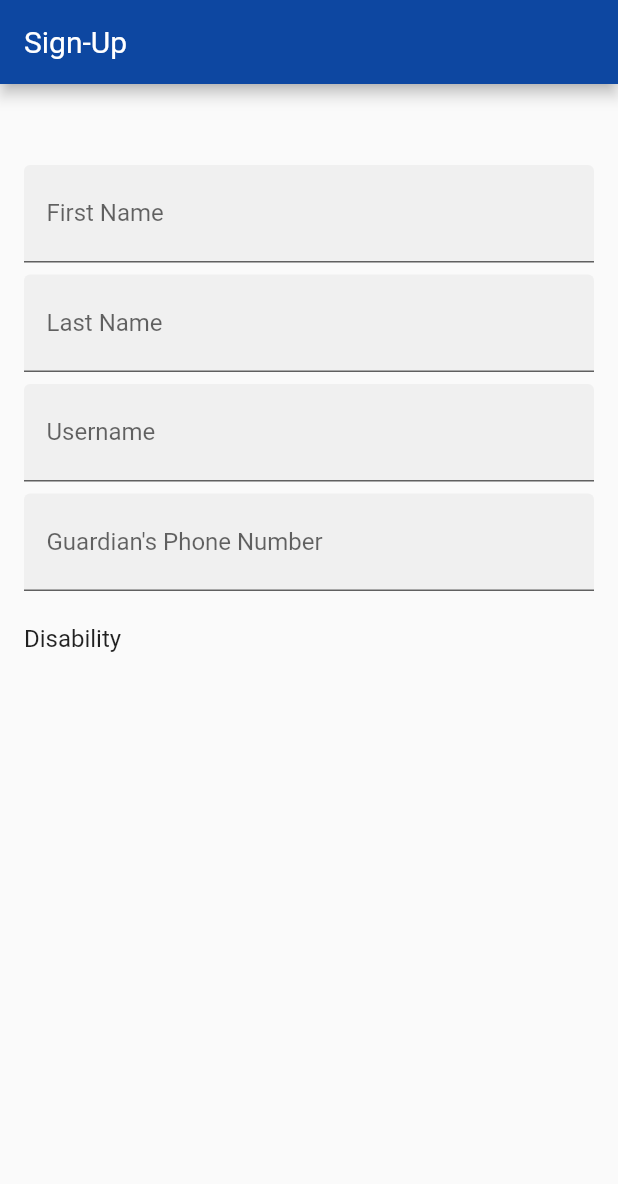
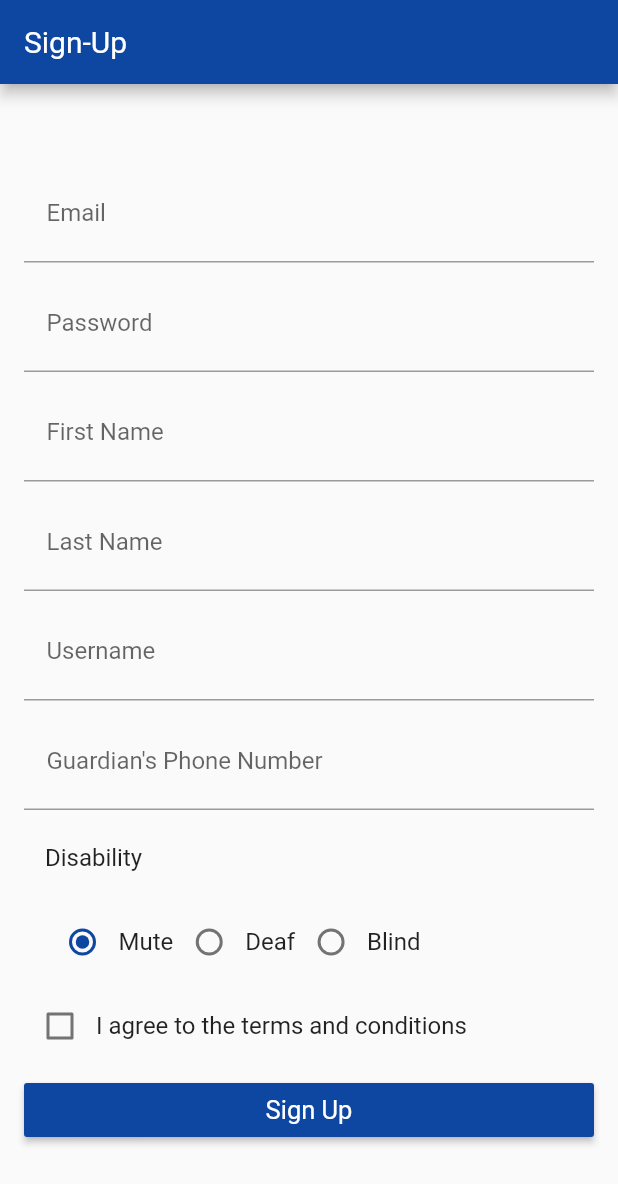
Before and after one commit to PrabhaniN/ABiGo, a Flutter app: the screen it shows after launch, on a phone screen of 412 x 824 dp. Shown: the top 1184 px of the screen. Run offline on Flutter 3.47's test engine with Material 2 defaults, Android fonts, the phone set to English and light mode, and no system bars; our stand-ins replace cloud_firestore; missing offline and left inert: country_pickers; accounts and stored records are empty.

Commit message:
Updated sign up form

```diff
--- a/mobile_app/lib/signup.dart
+++ b/mobile_app/lib/signup.dart
@@ -1,6 +1,7 @@
 import 'package:flutter/material.dart';
+import 'package:country_pickers/country_pickers.dart';
 import 'package:cloud_firestore/cloud_firestore.dart';
-import 'home.dart';
+import 'chatPage.dart';
 
 class SignupPage extends StatefulWidget {
   @override
@@ -8,14 +9,36 @@ class SignupPage extends StatefulWidget {
 }
 
 class _SignupPageState extends State<SignupPage> {
-  final _firstnameController =TextEditingController();
-  final _lastnameController =TextEditingController();
-  final _usernameController =TextEditingController();
-  final _phonenumberController =TextEditingController();
+  final _emailController = TextEditingController();
+  final _passwordController = TextEditingController();
+  final _firstnameController = TextEditingController();
+  final _lastnameController = TextEditingController();
+  final _usernameController = TextEditingController();
+  final _phonenumberController = TextEditingController();
   final _formKey = GlobalKey<FormState>();
   bool isCheckedDeaf = false;
   bool isCheckedbBlind = false;
   bool isCheckedMute = false;
+  bool agreed = false;
+  String radioValue = 'Mute';
+
+  void handleRadioValueChanged(String value) {
+    setState(() {
+      radioValue = value;
+    });
+  }
+
+  // Widget _buildDropdownItem(Country country) => Container(
+  // child: Row(
+  // children: <Widget>[
+  // CountryPickerUtils.getDefaultFlagImage(country),
+  // SizedBox(
+  // width: 8.0,
+  // ),
+  // Text("+${country.phoneCode}(${country.isoCode})"),
+  // ],
+  // ),
+  // );
 
   @override
   Widget build(BuildContext context) {
@@ -33,15 +56,48 @@ class _SignupPageState extends State<SignupPage> {
             children: <Widget>[
               ListTile(
                 title: TextFormField(
+                  cursorColor: Colors.blue[900],
+                  controller: _emailController,
+                  validator: (value) {
+                    if (value.isEmpty) {
+                      return 'Field cannot be empty';
+                    }
+                  },
+                  decoration: InputDecoration(
+                    hintText: 'Enter your email',
+                    labelText: 'Email',
+                    contentPadding: EdgeInsets.all(15.0),
+                  ),
+                ),
+              ),
+              ListTile(
+                title: TextFormField(
+                  cursorColor: Colors.blue[900],
+                  controller: _passwordController,
+                  validator: (value) {
+                    if (value.isEmpty) {
+                      return 'Field cannot be empty';
+                    }
+                  },
+                  decoration: InputDecoration(
+                    hintText: 'Enter a password',
+                    labelText: 'Password',
+                    contentPadding: EdgeInsets.all(15.0),
+                  ),
+                  obscureText: true,
+                ),
+              ),
+              ListTile(
+                title: TextFormField(
+                  cursorColor: Colors.blue[900],
                   controller: _firstnameController,
-                  validator: (value){
-                    if(value.isEmpty){
+                  validator: (value) {
+                    if (value.isEmpty) {
                       return 'Field cannot be empty';
                     }
                   },
                   decoration: InputDecoration(
                     hintText: 'Enter your first name',
-                    filled: true,
                     labelText: 'First Name',
                     contentPadding: EdgeInsets.all(15.0),
                   ),
@@ -49,15 +105,15 @@ class _SignupPageState extends State<SignupPage> {
               ),
               ListTile(
                 title: TextFormField(
+                  cursorColor: Colors.blue[900],
                   controller: _lastnameController,
-                  validator: (value){
-                    if(value.isEmpty){
+                  validator: (value) {
+                    if (value.isEmpty) {
                       return 'Field cannot be empty';
                     }
                   },
                   decoration: InputDecoration(
                     hintText: 'Enter your last name',
-                    filled: true,
                     labelText: 'Last Name',
                     contentPadding: EdgeInsets.all(15.0),
                   ),
@@ -66,14 +122,13 @@ class _SignupPageState extends State<SignupPage> {
               ListTile(
                 title: TextFormField(
                   controller: _usernameController,
-                  validator: (value){
-                    if(value.isEmpty){
+                  validator: (value) {
+                    if (value.isEmpty) {
                       return 'Field cannot be empty';
                     }
                   },
                   decoration: InputDecoration(
                     hintText: 'Enter a Username',
-                    filled: true,
                     labelText: 'Username',
                     contentPadding: EdgeInsets.all(15.0),
                   ),
@@ -81,56 +136,101 @@ class _SignupPageState extends State<SignupPage> {
               ),
               ListTile(
                 title: TextFormField(
+                  cursorColor: Colors.blue[900],
                   controller: _phonenumberController,
-                  validator: (value){
-                    if(value.isEmpty){
+                  validator: (value) {
+                    if (value.isEmpty) {
                       return 'Field cannot be empty';
                     }
                   },
                   decoration: InputDecoration(
                     hintText: 'Enter Guardian\'s Phone Number',
-                    filled: true,
                     labelText: 'Guardian\'s Phone Number',
                     contentPadding: EdgeInsets.all(15.0),
                   ),
                 ),
                 // dense: true,
+                // title: CountryPickerDropdown(
+                // initialValue: 'tr',
+                // itemBuilder: _buildDropdownItem,
+                // onValuePicked: (Country country) {
+                // print("${country.name}");
+                // },
+                // ),
               ),
               ListTile(
+                contentPadding: EdgeInsets.only(
+                    left: 30.0), //expantion panel with disabilities
                 title: Text('Disability'),
               ),
               ListTile(
-                // title: DropdownMenuItem(
-                  //
-                // ),
-                // title: Column(
-                  // children: <Widget>[
-                    // Text('data')
-                  //   Expanded(
-                  //     child: CheckboxListTile(
-                  //       value: isCheckedbBlind,
-                  //       onChanged: (value) {
-                  //         setState(() {
-                  //           isCheckedbBlind = value;
-                  //         });
-                  //       },
-                  //       title: Text('Blind'),
-                  //     ),
-                  //   ),
-                  //   Expanded(
-                  //     child: Checkbox(
-                  //       value: isCheckedDeaf,
-                  //       onChanged: (value) {
-                  //         setState(() {
-                  //           isCheckedbBlind = value;
-                  //         });
-                  //       },
-                  //     ),
-                  //   ),
-                  // ],
-                // ),X
-                // dense: false,
+                title: Row(
+                  children: <Widget>[
+                  Padding(
+                    padding: EdgeInsets.only(left: 15.0),
+                  ),
+                  Radio<String>(
+                    value: 'Mute',
+                    groupValue: radioValue,
+                    onChanged: handleRadioValueChanged,
+                    activeColor: Colors.blue[900],
+                  ),
+                  Text('Mute'),
+                  Radio<String>(
+                    value: 'Deaf',
+                    groupValue: radioValue,
+                    onChanged: handleRadioValueChanged,
+                    activeColor: Colors.blue[900],
+                  ),
+                  Text('Deaf'),
+                  Radio<String>(
+                    value: 'Blind',
+                    groupValue: radioValue,
+                    onChanged: handleRadioValueChanged,
+                    activeColor: Colors.blue[900],
+                  ),
+                  Text('Blind'),
+                  ],
+                )
               ),
+
+              ListTile(
+                title: Row(
+                  children: <Widget>[
+                    Checkbox(
+                      activeColor: Colors.blue[900],
+                      value: agreed,
+                      onChanged: (value) {
+                        setState(() {
+                          agreed = value;
+                        });
+                      },
+                    ),
+                    Text('I agree to the terms and conditions')
+                  ],
+                )
+              ),
+
+              ListTile(
+                title: RaisedButton(
+
+                  color: Colors.blue[900],
+                  child: Text(
+                    'Sign Up',
+                    style: TextStyle(
+                      color: Colors.white,
+                      fontSize: 17.0,
+                    ),
+                  ),
+                  onPressed: (){
+                    Navigator.push(
+                      context,
+                      MaterialPageRoute(builder: (context) => ChatPage())
+                    );
+                  },
+                ),
+              )
+
             ],
           ),
         ],
```
